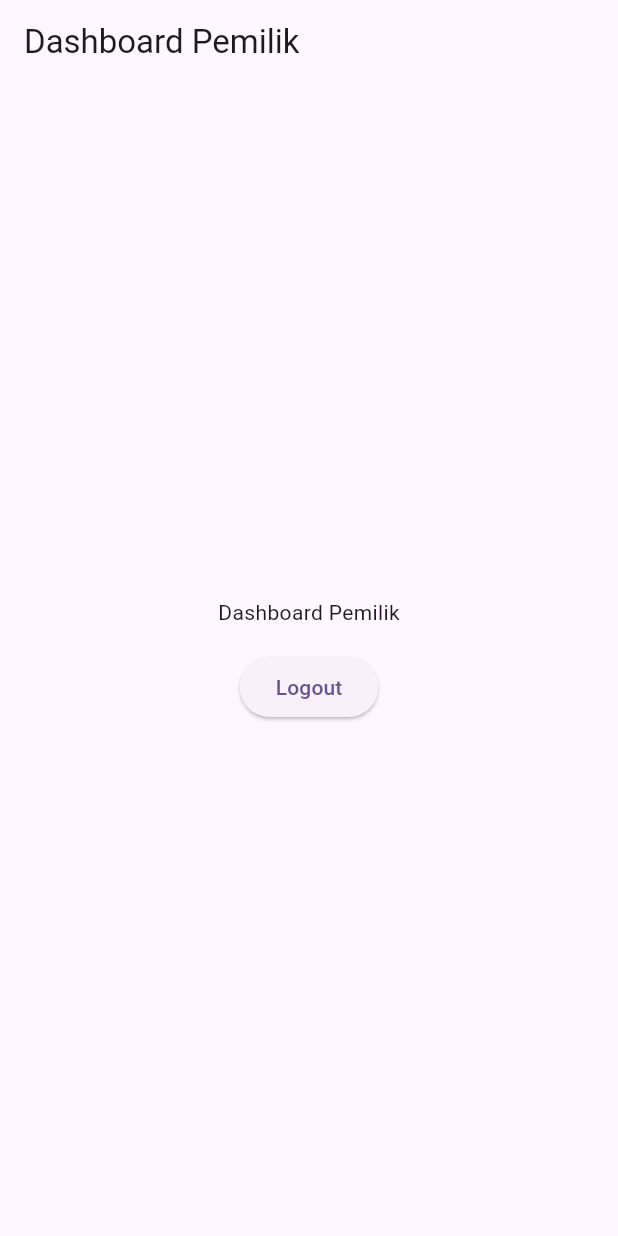
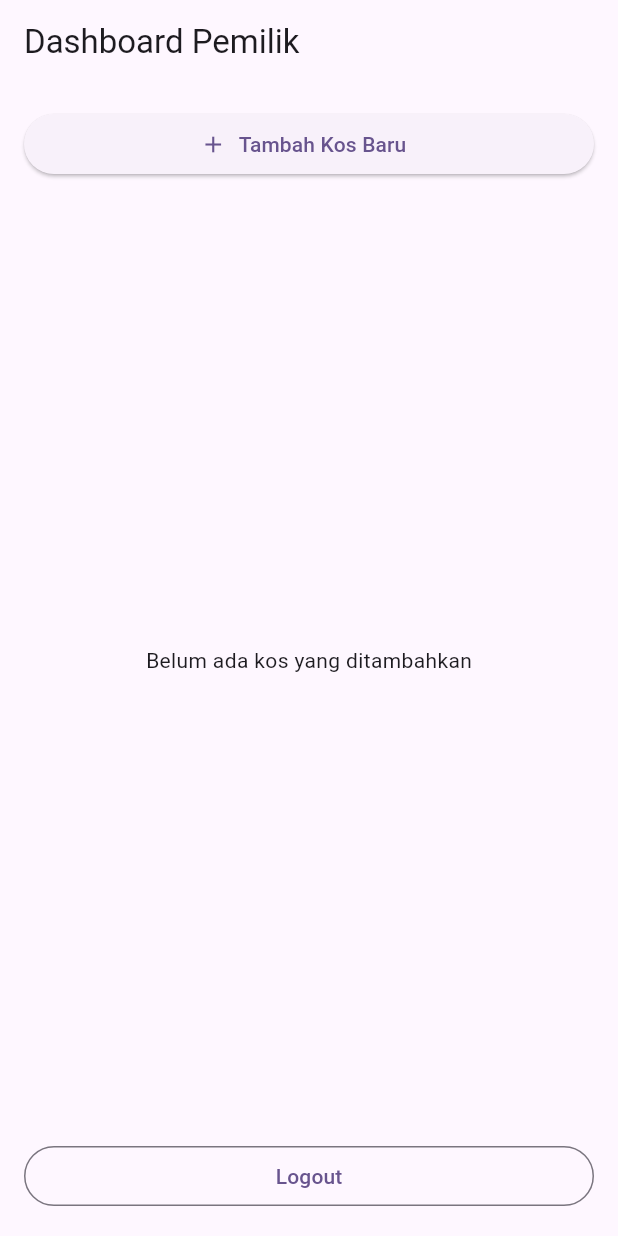
Before and after one commit to Syaeful02/kosfinder, a Flutter app: the OwnerDashboardScreen screen opened directly, on a phone screen of 412 x 824 dp. Run offline on Flutter 3.47's test engine with Material 3 defaults, Android fonts, the phone set to English and light mode, and no system bars; our stand-ins replace supabase_flutter; accounts and stored records are empty.

Commit message:
T12: tambah kos baru oleh pemilik
Co-authored-by: Copilot <223556219+Copilot@users.noreply.github.com>

```diff
--- a/lib/main.dart
+++ b/lib/main.dart
@@ -4,6 +4,7 @@ import 'package:supabase_flutter/supabase_flutter.dart';
 import 'package:kostfinder/core/config/app_config.dart';
 import 'package:kostfinder/providers/auth_provider.dart';
 import 'package:kostfinder/providers/listing_provider.dart';
+import 'package:kostfinder/providers/owner_listing_provider.dart';
 import 'package:kostfinder/screens/home_screen.dart';
 
 Future<void> main() async {
@@ -26,6 +27,7 @@ Future<void> main() async {
       providers: [
         ChangeNotifierProvider(create: (_) => AuthProvider()),
         ChangeNotifierProvider(create: (_) => ListingProvider()),
+        ChangeNotifierProvider(create: (_) => OwnerListingProvider()),
       ],
       child: const MyApp(),
     ),
--- a/lib/screens/owner/owner_dashboard_screen.dart
+++ b/lib/screens/owner/owner_dashboard_screen.dart
@@ -1,10 +1,26 @@
 import 'package:flutter/material.dart';
 import 'package:provider/provider.dart';
 import 'package:kostfinder/providers/auth_provider.dart';
+import 'package:kostfinder/providers/owner_listing_provider.dart';
+import 'package:kostfinder/screens/owner/listing_form_screen.dart';
 
-/// Placeholder dashboard autentikasi hingga fitur manajemen kos dikerjakan.
-class OwnerDashboardScreen extends StatelessWidget {
+class OwnerDashboardScreen extends StatefulWidget {
   const OwnerDashboardScreen({super.key});
+
+  @override
+  State<OwnerDashboardScreen> createState() => _OwnerDashboardScreenState();
+}
+
+class _OwnerDashboardScreenState extends State<OwnerDashboardScreen> {
+  @override
+  void initState() {
+    super.initState();
+    WidgetsBinding.instance.addPostFrameCallback((_) {
+      if (mounted) {
+        context.read<OwnerListingProvider>().fetchOwnerListings();
+      }
+    });
+  }
 
   Future<void> _signOut(BuildContext context) async {
     final success = await context.read<AuthProvider>().signOut();
@@ -12,42 +28,102 @@ class OwnerDashboardScreen extends StatelessWidget {
     Navigator.of(context).popUntil((route) => route.isFirst);
   }
 
+  void _openListingForm() {
+    Navigator.of(
+      context,
+    ).push(MaterialPageRoute<void>(builder: (_) => const ListingFormScreen()));
+  }
+
   @override
   Widget build(BuildContext context) {
     return Scaffold(
       appBar: AppBar(title: const Text('Dashboard Pemilik')),
-      body: Center(
-        child: Column(
-          mainAxisSize: MainAxisSize.min,
-          children: [
-            const Text('Dashboard Pemilik'),
-            const SizedBox(height: 16),
-            Consumer<AuthProvider>(
-              builder: (context, provider, _) => ElevatedButton(
-                onPressed: provider.isLoading ? null : () => _signOut(context),
-                child: provider.isLoading
-                    ? const CircularProgressIndicator()
-                    : const Text('Logout'),
+      body: Column(
+        children: [
+          Padding(
+            padding: const EdgeInsets.all(16),
+            child: SizedBox(
+              width: double.infinity,
+              child: ElevatedButton.icon(
+                key: const Key('add-listing-button'),
+                onPressed: _openListingForm,
+                icon: const Icon(Icons.add),
+                label: const Text('Tambah Kos Baru'),
               ),
             ),
-            Consumer<AuthProvider>(
+          ),
+          Expanded(
+            child: Consumer<OwnerListingProvider>(
               builder: (context, provider, _) {
-                if (provider.errorMessage == null) {
-                  return const SizedBox.shrink();
+                if (provider.isLoading) {
+                  return const Center(child: CircularProgressIndicator());
                 }
-                return Padding(
-                  padding: const EdgeInsets.all(16),
-                  child: Text(
-                    provider.errorMessage!,
-                    style: TextStyle(
-                      color: Theme.of(context).colorScheme.error,
+                if (provider.errorMessage != null) {
+                  return Center(
+                    child: Padding(
+                      padding: const EdgeInsets.all(24),
+                      child: Column(
+                        mainAxisSize: MainAxisSize.min,
+                        children: [
+                          Text(
+                            provider.errorMessage!,
+                            textAlign: TextAlign.center,
+                          ),
+                          const SizedBox(height: 12),
+                          ElevatedButton(
+                            onPressed: provider.fetchOwnerListings,
+                            child: const Text('Coba Lagi'),
+                          ),
+                        ],
+                      ),
                     ),
-                  ),
+                  );
+                }
+                if (provider.ownerListings.isEmpty) {
+                  return const Center(
+                    child: Text('Belum ada kos yang ditambahkan'),
+                  );
+                }
+                return ListView.builder(
+                  itemCount: provider.ownerListings.length,
+                  itemBuilder: (context, index) {
+                    final listing = provider.ownerListings[index];
+                    return Card(
+                      margin: const EdgeInsets.symmetric(
+                        horizontal: 16,
+                        vertical: 6,
+                      ),
+                      child: ListTile(
+                        title: Text(listing.name),
+                        subtitle: Text(
+                          '${listing.formattedPrice} / bulan | ${listing.type}\n'
+                          '${listing.address}',
+                        ),
+                        isThreeLine: true,
+                      ),
+                    );
+                  },
                 );
               },
             ),
-          ],
-        ),
+          ),
+          Consumer<AuthProvider>(
+            builder: (context, provider, _) => Padding(
+              padding: const EdgeInsets.all(16),
+              child: SizedBox(
+                width: double.infinity,
+                child: OutlinedButton(
+                  onPressed: provider.isLoading
+                      ? null
+                      : () => _signOut(context),
+                  child: provider.isLoading
+                      ? const CircularProgressIndicator()
+                      : const Text('Logout'),
+                ),
+              ),
+            ),
+          ),
+        ],
       ),
     );
   }
```
Also changed, not shown: lib/providers/owner_listing_provider.dart (added, +64 -0 lines), lib/repositories/listing_repository.dart (+50 -0 lines), lib/screens/owner/listing_form_screen.dart (added, +176 -0 lines), 3 other files.
